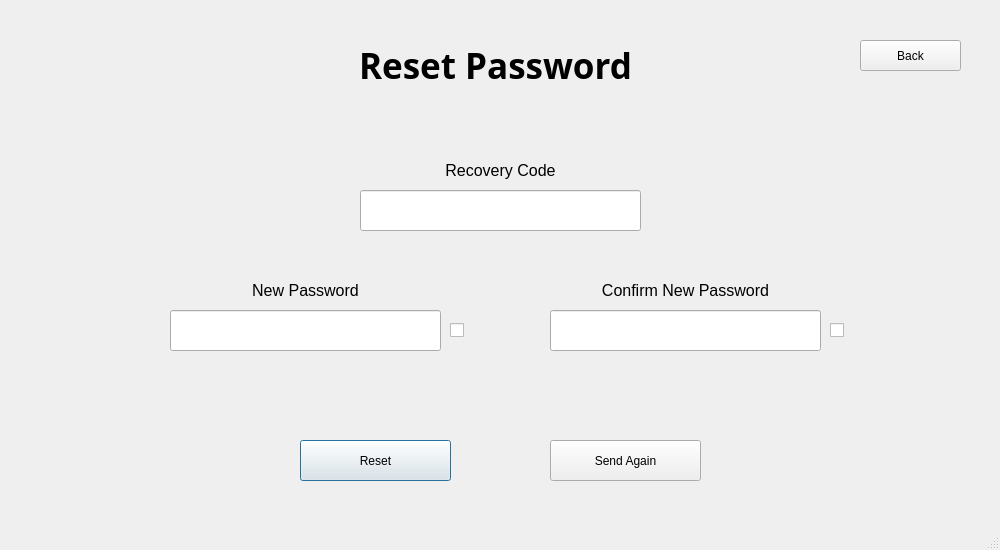
SuperName3102/Final-Project, file Main/client/gui/ui/recovery.ui: the form before one commit.
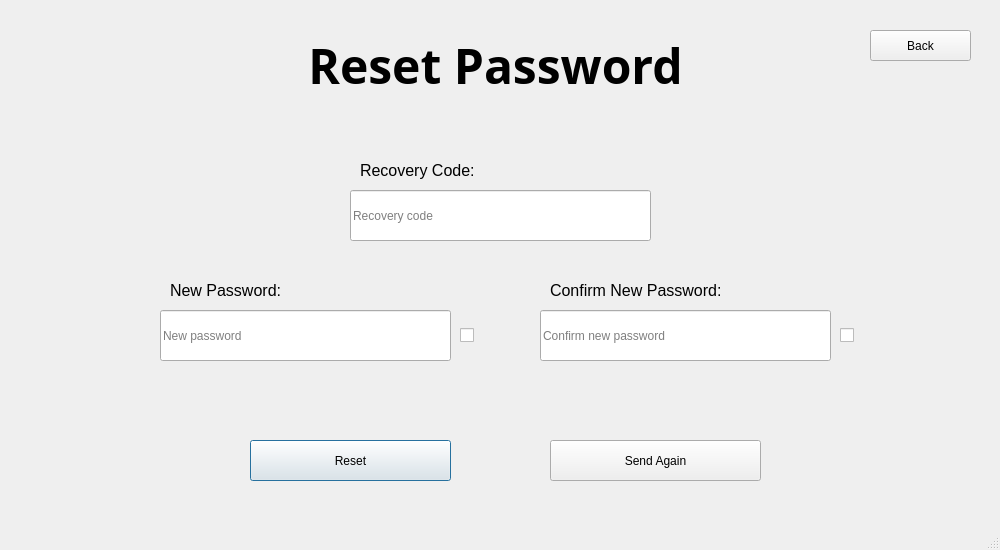
The form after the commit.

```diff
--- a/Main/client/gui/ui/recovery.ui
+++ b/Main/client/gui/ui/recovery.ui
@@ -29,7 +29,7 @@
     <property name="font">
      <font>
       <family>Trebuchet MS</family>
-      <pointsize>26</pointsize>
+      <pointsize>36</pointsize>
       <bold>true</bold>
      </font>
     </property>
@@ -76,37 +76,40 @@
    <widget class="QLineEdit" name="code">
     <property name="geometry">
      <rect>
-      <x>360</x>
+      <x>350</x>
       <y>190</y>
-      <width>281</width>
-      <height>41</height>
+      <width>301</width>
+      <height>51</height>
      </rect>
     </property>
     <property name="alignment">
-     <set>Qt::AlignmentFlag::AlignCenter</set>
+     <set>Qt::AlignmentFlag::AlignLeading|Qt::AlignmentFlag::AlignLeft|Qt::AlignmentFlag::AlignVCenter</set>
+    </property>
+    <property name="placeholderText">
+     <string>Recovery code</string>
     </property>
    </widget>
    <widget class="QLabel" name="code_label">
     <property name="geometry">
      <rect>
-      <x>420</x>
+      <x>360</x>
       <y>160</y>
-      <width>161</width>
+      <width>221</width>
       <height>21</height>
      </rect>
     </property>
     <property name="text">
-     <string>&lt;html&gt;&lt;head/&gt;&lt;body&gt;&lt;p&gt;&lt;span style=&quot; font-size:12pt;&quot;&gt;Recovery Code&lt;/span&gt;&lt;/p&gt;&lt;/body&gt;&lt;/html&gt;</string>
+     <string>&lt;html&gt;&lt;head/&gt;&lt;body&gt;&lt;p&gt;&lt;span style=&quot; font-size:12pt;&quot;&gt;Recovery Code:&lt;/span&gt;&lt;/p&gt;&lt;/body&gt;&lt;/html&gt;</string>
     </property>
     <property name="alignment">
-     <set>Qt::AlignmentFlag::AlignCenter</set>
+     <set>Qt::AlignmentFlag::AlignLeading|Qt::AlignmentFlag::AlignLeft|Qt::AlignmentFlag::AlignVCenter</set>
     </property>
    </widget>
    <widget class="QPushButton" name="back_button">
     <property name="geometry">
      <rect>
-      <x>860</x>
-      <y>40</y>
+      <x>870</x>
+      <y>30</y>
       <width>101</width>
       <height>31</height>
      </rect>
@@ -127,9 +130,9 @@
    <widget class="QPushButton" name="reset_button">
     <property name="geometry">
      <rect>
-      <x>300</x>
+      <x>250</x>
       <y>440</y>
-      <width>151</width>
+      <width>201</width>
       <height>41</height>
      </rect>
     </property>
@@ -154,7 +157,7 @@
      <rect>
       <x>550</x>
       <y>440</y>
-      <width>151</width>
+      <width>211</width>
       <height>41</height>
      </rect>
     </property>
@@ -174,68 +177,74 @@
    <widget class="QLineEdit" name="password">
     <property name="geometry">
      <rect>
-      <x>170</x>
+      <x>160</x>
       <y>310</y>
-      <width>271</width>
-      <height>41</height>
+      <width>291</width>
+      <height>51</height>
      </rect>
     </property>
     <property name="alignment">
-     <set>Qt::AlignmentFlag::AlignCenter</set>
+     <set>Qt::AlignmentFlag::AlignLeading|Qt::AlignmentFlag::AlignLeft|Qt::AlignmentFlag::AlignVCenter</set>
+    </property>
+    <property name="placeholderText">
+     <string>New password</string>
     </property>
    </widget>
    <widget class="QLabel" name="password_label">
     <property name="geometry">
      <rect>
-      <x>230</x>
+      <x>170</x>
       <y>280</y>
-      <width>151</width>
+      <width>211</width>
       <height>21</height>
      </rect>
     </property>
     <property name="text">
-     <string>&lt;html&gt;&lt;head/&gt;&lt;body&gt;&lt;p&gt;&lt;span style=&quot; font-size:12pt;&quot;&gt;New Password&lt;/span&gt;&lt;/p&gt;&lt;/body&gt;&lt;/html&gt;</string>
+     <string>&lt;html&gt;&lt;head/&gt;&lt;body&gt;&lt;p&gt;&lt;span style=&quot; font-size:12pt;&quot;&gt;New Password:&lt;/span&gt;&lt;/p&gt;&lt;/body&gt;&lt;/html&gt;</string>
     </property>
     <property name="alignment">
-     <set>Qt::AlignmentFlag::AlignCenter</set>
+     <set>Qt::AlignmentFlag::AlignLeading|Qt::AlignmentFlag::AlignLeft|Qt::AlignmentFlag::AlignVCenter</set>
     </property>
    </widget>
    <widget class="QLineEdit" name="confirm_password">
     <property name="geometry">
      <rect>
-      <x>550</x>
+      <x>540</x>
       <y>310</y>
-      <width>271</width>
-      <height>41</height>
+      <width>291</width>
+      <height>51</height>
      </rect>
     </property>
     <property name="alignment">
-     <set>Qt::AlignmentFlag::AlignCenter</set>
+     <set>Qt::AlignmentFlag::AlignLeading|Qt::AlignmentFlag::AlignLeft|Qt::AlignmentFlag::AlignVCenter</set>
+    </property>
+    <property name="placeholderText">
+     <string>Confirm new password</string>
     </property>
    </widget>
    <widget class="QLabel" name="confirm_password_label">
     <property name="geometry">
      <rect>
-      <x>590</x>
+      <x>550</x>
       <y>280</y>
-      <width>191</width>
+      <width>231</width>
       <height>21</height>
      </rect>
     </property>
     <property name="text">
-     <string>&lt;html&gt;&lt;head/&gt;&lt;body&gt;&lt;p&gt;&lt;span style=&quot; font-size:12pt;&quot;&gt;Confirm New Password&lt;/span&gt;&lt;/p&gt;&lt;/body&gt;&lt;/html&gt;</string>
+     <string>&lt;html&gt;&lt;head/&gt;&lt;body&gt;&lt;p&gt;&lt;span style=&quot; font-size:12pt;&quot;&gt;Confirm New Password:&lt;/span&gt;&lt;/p&gt;&lt;/body&gt;&lt;/html&gt;</string>
     </property>
     <property name="alignment">
-     <set>Qt::AlignmentFlag::AlignCenter</set>
+     <set>Qt::AlignmentFlag::AlignLeading|Qt::AlignmentFlag::AlignLeft|Qt::AlignmentFlag::AlignVCenter</set>
     </property>
    </widget>
    <widget class="QCheckBox" name="password_toggle">
     <property name="geometry">
      <rect>
-      <x>450</x>
+      <x>460</x>
       <y>320</y>
-      <width>31</width>
-      <height>21</height>
+      <width>21</width>
+      <height>31</height>
      </rect>
     </property>
     <property name="text">
@@ -245,10 +254,10 @@
    <widget class="QCheckBox" name="confirm_password_toggle">
     <property name="geometry">
      <rect>
-      <x>830</x>
+      <x>840</x>
       <y>320</y>
       <width>31</width>
-      <height>21</height>
+      <height>31</height>
      </rect>
     </property>
     <property name="text">
```
Left out of the diff: 2 changed lines with no effect on the pictures.
